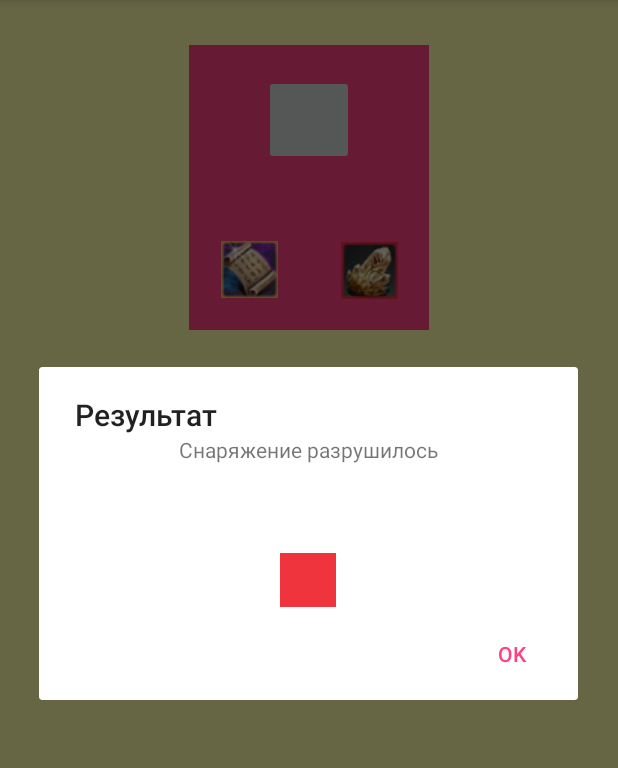
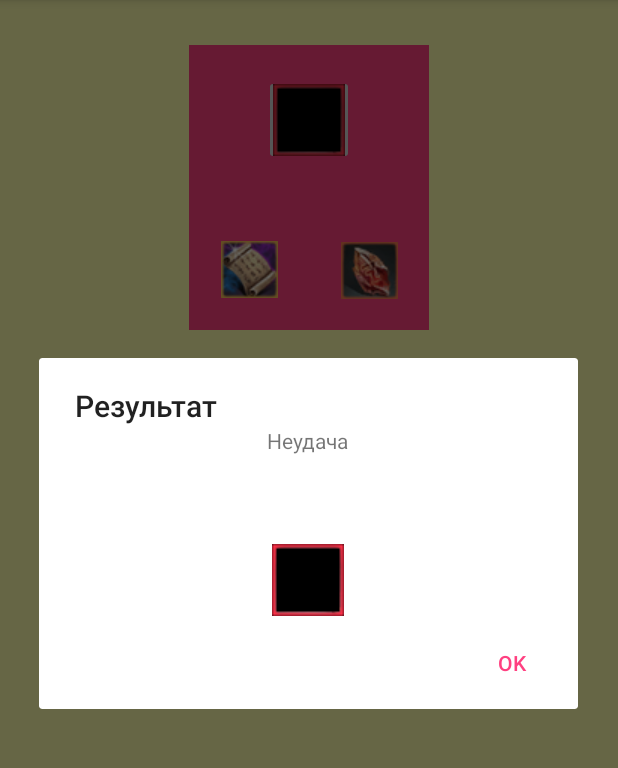
Before and after one commit to CrispyMoses/ArcheageRegrade, an Android app: the screen it shows after launch (RegradeActivity), after a tap on "OK", on a phone screen of 412 x 824 dp, the part 84-852 px from its top. Run offline under Robolectric (Android 15) with nearby library versions, the phone set to English and light mode, and no system bars.

Commit message:
Commit 18

```diff
--- a/app/src/main/java/com/bignerdranch/android/archeageregrade/Charm.java
+++ b/app/src/main/java/com/bignerdranch/android/archeageregrade/Charm.java
@@ -1,6 +1,5 @@
 package com.bignerdranch.android.archeageregrade;
 
-import android.os.Parcelable;
 
 /**
  * Created by Crispy on 14.06.2017.
@@ -11,47 +10,47 @@ public class Charm implements Items {
     private int mDrawableId;
     private float mMultiplyIndex;
     private int mMaxItemIndex;
+    private int mMinItemIndex;
+    private boolean mBlockDegradeDestruct;
 
     public Charm(int charmNameId, int drawableId, float multiplyIndex) {
-        this(charmNameId, drawableId, multiplyIndex, 10);
+        this(charmNameId, drawableId, multiplyIndex, 10, 0, false);
     }
 
-    public Charm(int nameId, int drawableId, float multiplyIndex, int maxItemIndex) {
+    public Charm(int charmNameId, int drawableId, float multiplyIndex, int maxItemIndex) {
+        this(charmNameId, drawableId, multiplyIndex, maxItemIndex, 0, false);
+    }
+
+    public Charm(int nameId, int drawableId, float multiplyIndex, int maxItemIndex, int minItemIndex, boolean blockDegradeDestruct) {
         mCharmNameId = nameId;
         mDrawableId = drawableId;
         mMultiplyIndex = multiplyIndex;
         mMaxItemIndex = maxItemIndex;
+        mMinItemIndex = minItemIndex;
+        mBlockDegradeDestruct = blockDegradeDestruct;
     }
 
     public int getNameId() {
         return mCharmNameId;
     }
 
-    public void setNameId(int charmNameId) {
-        mCharmNameId = charmNameId;
-    }
-
     public int getDrawableId() {
         return mDrawableId;
-    }
-
-    public void setDrawableId(int drawableId) {
-        mDrawableId = drawableId;
     }
 
     public float getMultiplyIndex() {
         return mMultiplyIndex;
     }
 
-    public void setMultiplyIndex(float multiplyIndex) {
-        mMultiplyIndex = multiplyIndex;
-    }
-
     public int getMaxItemIndex() {
         return mMaxItemIndex;
     }
 
-    public void setMaxItemIndex(int maxItemIndex) {
-        mMaxItemIndex = maxItemIndex;
+    public int getMinItemIndex() {
+        return mMinItemIndex;
+    }
+
+    public boolean isBlockDegradeDestruct() {
+        return mBlockDegradeDestruct;
     }
 }
--- a/app/src/main/java/com/bignerdranch/android/archeageregrade/ItemPickerFragment.java
+++ b/app/src/main/java/com/bignerdranch/android/archeageregrade/ItemPickerFragment.java
@@ -56,7 +56,7 @@ public class ItemPickerFragment extends DialogFragment {
             List<Items> charmList = ItemsDataBase.getInstance().getCharmList();
             mItemsList = new ArrayList<>();
             for (Items item : charmList) {
-                if (((Charm) item).getMaxItemIndex() >= mItemPosition) mItemsList.add(item);
+                if (((Charm) item).getMaxItemIndex() >= mItemPosition && ((Charm) item).getMinItemIndex() <= mItemPosition) mItemsList.add(item);
             }
         }
 
@@ -105,8 +105,10 @@ public class ItemPickerFragment extends DialogFragment {
             }
             ((TextView) convertView.findViewById(R.id.item_text_view))
                     .setText(item.getNameId());
+            if (item.getDrawableId() != 0)
             ((ImageView) convertView.findViewById(R.id.item_image_view))
                     .setImageResource(item.getDrawableId());
+            else ((ImageView) convertView.findViewById(R.id.item_image_view)).setImageDrawable(null);
             return convertView;
         }
     }
--- a/app/src/main/java/com/bignerdranch/android/archeageregrade/ItemsDataBase.java
+++ b/app/src/main/java/com/bignerdranch/android/archeageregrade/ItemsDataBase.java
@@ -38,11 +38,12 @@ public class ItemsDataBase {
         mScrollList.add(new Scroll(R.string.twin_scroll, true, R.drawable.twin_scroll));
 
         mCharmList = new ArrayList<>();
+        mCharmList.add(new Charm(R.string.none_charm, 0, 1));
         mCharmList.add(new Charm(R.string.main_charm, R.drawable.main_charm, 1.75f, 3));
         mCharmList.add(new Charm(R.string.upgraded_main_charm, R.drawable.upgraded_main_charm, 1.75f, 4));
         mCharmList.add(new Charm(R.string.weak_charm, R.drawable.weak_charm, 1.5f, 5));
         mCharmList.add(new Charm(R.string.strong_charm, R.drawable.strong_charm, 2, 5));
-        mCharmList.add(new Charm(R.string.akhium_talisman, R.drawable.akhium_talisman, 1, 6));
+        mCharmList.add(new Charm(R.string.akhium_talisman, R.drawable.akhium_talisman, 1, 6, 6, true));
         mCharmList.add(new Charm(R.string.weak_universal_charm, R.drawable.weak_universal_charm, 1.5f));
         mCharmList.add(new Charm(R.string.strong_universal_charm, R.drawable.strong_universal_charm, 2));
         mCharmList.add(new Charm(R.string.twinkle_charm, R.drawable.twinkle_charm, 2.5f));
--- a/app/src/main/java/com/bignerdranch/android/archeageregrade/RegradeFragment.java
+++ b/app/src/main/java/com/bignerdranch/android/archeageregrade/RegradeFragment.java
@@ -93,7 +93,7 @@ public class RegradeFragment extends Fragment {
                 RegradeResultFragment dialog = null;
                 int currentIndex = itemList.indexOf(mCurrentItem);
                 if (Math.random()*100 < mSuccessChance) { //success
-                    if (Math.random()*100 < 10 && mScroll.isTwin()) { //double
+                    if (Math.random()*100 < 10 && mScroll.isTwin() && (itemList.indexOf(mCurrentItem) < itemList.size() - 2)) { //double
                         mPrevItem = mCurrentItem;
                         mCurrentItem = (Item) itemList.get(currentIndex + 2);
                         dialog = RegradeResultFragment.newInstance(currentIndex,
@@ -110,7 +110,7 @@ public class RegradeFragment extends Fragment {
                     }
                 }
                 else { //fail
-                    if (mCurrentItem.isDegradable() && Math.random()*100 <= 50) { //degrade
+                    if (mCurrentItem.isDegradable() && Math.random()*100 <= 50 && !mCharm.isBlockDegradeDestruct()) { //degrade
                         mPrevItem = mCurrentItem;
                         mCurrentItem = (Item) itemList.get(currentIndex - 3);
                         dialog = RegradeResultFragment.newInstance(currentIndex,
@@ -118,7 +118,7 @@ public class RegradeFragment extends Fragment {
                                 R.string.result_degrade,
                                 false, true, false, false);
                     }
-                    else if (mCurrentItem.isDestructible() ) { //destruct
+                    else if (mCurrentItem.isDestructible() && !mCharm.isBlockDegradeDestruct()) { //destruct
                         mPrevItem = mCurrentItem;
                         mCurrentItem = null;
                         dialog = RegradeResultFragment.newInstance(currentIndex,
@@ -148,11 +148,19 @@ public class RegradeFragment extends Fragment {
     }
 
     private void updateUI() {
+        if (mCharm.getMaxItemIndex() >= ItemsDataBase.getInstance().getItemList().indexOf(mCurrentItem) &&
+                mCharm.getMinItemIndex() <= ItemsDataBase.getInstance().getItemList().indexOf(mCurrentItem) ||
+                mCurrentItem == null)
+            mCharmButton.setImageResource(mCharm.getDrawableId());
+        else {
+            mCharm = (Charm) ItemsDataBase.getInstance().getCharmList().get(0);
+            mCharmButton.setImageDrawable(null);
+        }
         if (mCurrentItem != null)  {
             mItemButton.setImageResource(mCurrentItem.getDrawableId());
-            if (mCurrentItem.isDegradable()) mDegradable.setImageResource(R.drawable.true_image);
+            if (mCurrentItem.isDegradable() && !mCharm.isBlockDegradeDestruct()) mDegradable.setImageResource(R.drawable.true_image);
             else mDegradable.setImageResource(R.drawable.false_image);
-            if (mCurrentItem.isDestructible()) mDestructible.setImageResource(R.drawable.true_image);
+            if (mCurrentItem.isDestructible() && !mCharm.isBlockDegradeDestruct()) mDestructible.setImageResource(R.drawable.true_image);
             else mDestructible.setImageResource(R.drawable.false_image);
         }
         else {
@@ -160,12 +168,11 @@ public class RegradeFragment extends Fragment {
             mDestructible.setImageDrawable(null);
             mDegradable.setImageDrawable(null);
         }
-        if (mCharm.getMaxItemIndex() >= ItemsDataBase.getInstance().getItemList().indexOf(mCurrentItem) || mCurrentItem == null)
-            mCharmButton.setImageResource(mCharm.getDrawableId());
-        else mCharmButton.setImageDrawable(null);
+
         mScrollButton.setImageResource(mScroll.getDrawableId());
-        if (mCurrentItem != null) {
-            mSuccessChance = (int) (mCurrentItem.getSuccessChance() * mCharm.getMultiplyIndex());
+        List<Items> itemList= ItemsDataBase.getInstance().getItemList();
+        if (mCurrentItem != null && itemList.indexOf(mCurrentItem) != itemList.size() - 1) {
+            mSuccessChance = (int) (mCurrentItem.getSuccessChance() * (mCharm != null ? mCharm.getMultiplyIndex() : 1));
             mSuccessChance = mSuccessChance > 100 ? 100 : mSuccessChance;
             mTextChanceView.setText(mSuccessChance + "%");
             mOkButton.setEnabled(true);
--- a/app/src/main/res/values/strings.xml
+++ b/app/src/main/res/values/strings.xml
@@ -31,5 +31,6 @@
     <string name="strong_universal_charm">Мощный универсальный катализатор</string>
     <string name="twinkle_charm">Мерцающий катализатор</string>
     <string name="akhium_talisman">Талисман из истинного акхиума</string>
+    <string name="none_charm">Без катализатора</string>
     <string name="choose_item">Выберете предмет</string>
 </resources>
```
